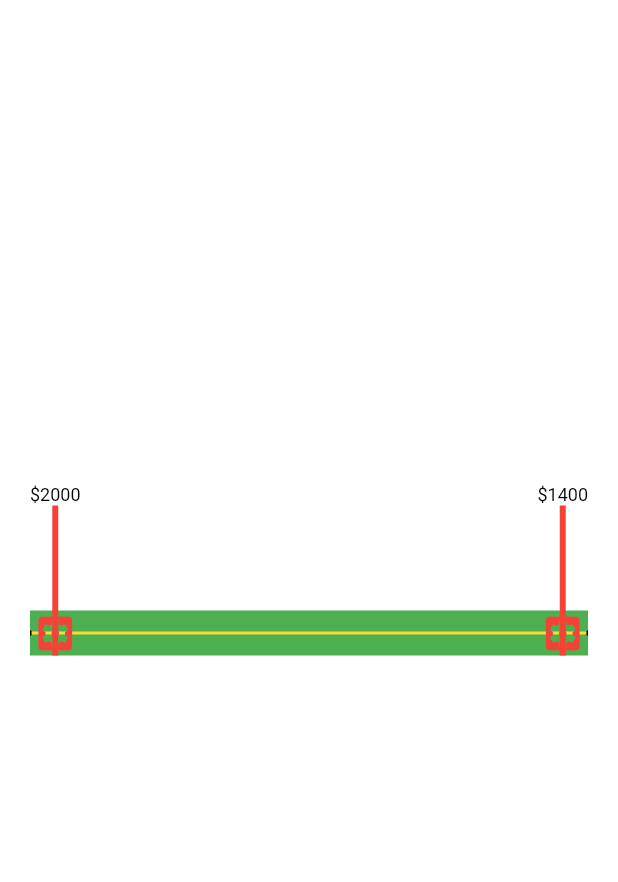
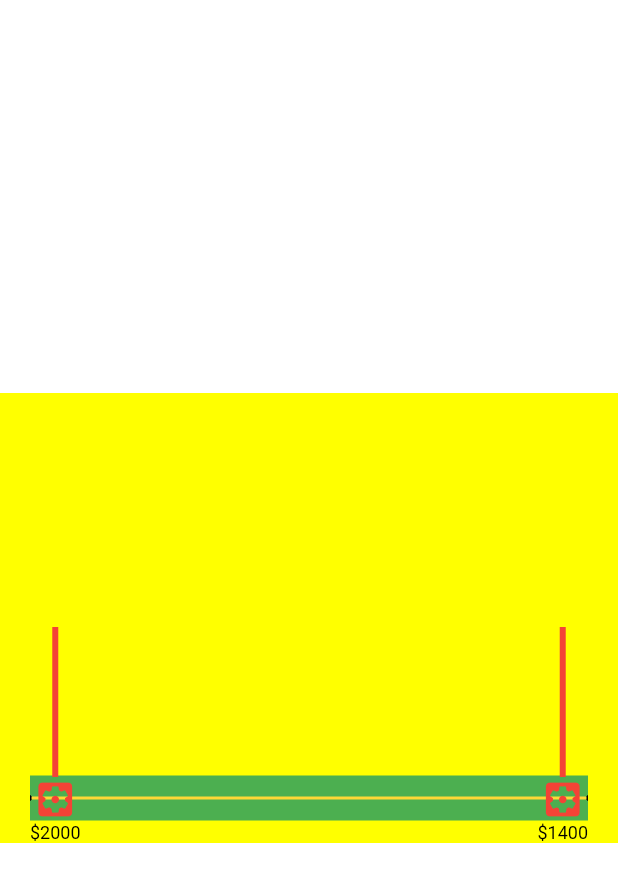
Before and after one commit to bladeofgod/mock_airbnb_price_picker, a Flutter app: the screen it shows after launch, after a tap on "combine demo ( price slider)", on a phone screen of 412 x 824 dp. Shown: the top 882 px of the screen. Run offline on Flutter 3.47's test engine with Material 2 defaults, Android fonts, the phone set to English and light mode, and no system bars.

Commit message:
all done

```diff
--- a/lib/combine_demo/own_demo/price_slider/price_slier_widget.dart
+++ b/lib/combine_demo/own_demo/price_slider/price_slier_widget.dart
@@ -31,6 +31,9 @@ class PriceSliderWidget extends StatefulWidget{
   double rootWidth,
           rootHeight = 300;
 
+  //滑块监听 目前参数暂定为 : param1 : 是否滑动  param2 : 当前index
+  Function rightSlidListener,leftSlidListener;
+
 
 
 
@@ -62,6 +65,10 @@ class PriceSliderWidgetState extends State<PriceSliderWidget> {
   int _leftImageCurrentIndex = 0; // 左边选中的价格索引
   int _rightImageCurrentIndex = 0; // 右边选中的价格索引
 
+  //是否拖动中
+  bool isLeftDragging = false;
+  bool isRightDragging = false;
+
   @override
   void initState() {
     // TODO: implement initState
@@ -83,18 +90,25 @@ class PriceSliderWidgetState extends State<PriceSliderWidget> {
           mainAxisAlignment: MainAxisAlignment.center,
           children: <Widget>[
             //_priceRangeBlock(),
-            SizedBox(height: 10,),
+            //SizedBox(height: 10,),
             //_priceBlock(_leftPrice, _rightPrice),
-            SizedBox(height: 10,),
+            //SizedBox(height: 10,),
             /// x轴 +  左右滑块
-            Stack(
+            Container(
+              height: 300,
+              color: Colors.yellowAccent,
+              child: Stack(
                 alignment: AlignmentDirectional.bottomStart,
                 overflow: Overflow.visible,
                 children: <Widget>[
-                _lineBlock(context, screenWidth),
+                  Positioned(
+                    bottom: 15,
+                    child: _lineBlock(context, screenWidth),
+                  ),
                   _leftImageBlock(context, screenWidth),
                   _rightImageBlock(context, screenWidth),
                 ],
+              ),
             ),
           ],
         ),
@@ -128,18 +142,21 @@ class PriceSliderWidgetState extends State<PriceSliderWidget> {
             Column(
               crossAxisAlignment: CrossAxisAlignment.center,
               children: <Widget>[
-                Text("$_leftPrice",style: TextStyle(fontSize: 12,color: Colors.black),),
+                Visibility(
+                  visible: isLeftDragging,
+                  child: Text("$_leftPrice",style: TextStyle(fontSize: 12,color: Colors.black),),
+                ),
+
                 Container(
                   width: 4,
                   height: 100,
                   color: Colors.red,
                 ),
-              ],
-            ),
                 GestureDetector(
                   child: _imageItem(),
                   //水平方向移动
                   onHorizontalDragUpdate: (DragUpdateDetails details) {
+                    isLeftDragging = true;
                     print('拖拽中');
                     if(_leftImageMargin < 20) {//处理左边边界
                       _leftImageMargin = 20;
@@ -152,9 +169,24 @@ class PriceSliderWidgetState extends State<PriceSliderWidget> {
                       _leftImageMargin += details.delta.dx;
                       _leftBlackLineW = _leftImageMargin-20 >= 0 ? _leftImageMargin-20 : 2;
                     }
+
+                    double _leftImageMarginFlag = _leftImageMargin;
+                    print('拖拽结束');
+                    //刷新上方的 price indicator
+                    for(int i = 0; i< widget.list.length;i++){
+                      if(_leftImageMarginFlag < singleW * (0.5 + i)){
+                        _leftPrice = widget.list[i].x;
+                        _leftImageCurrentIndex = i;
+                        break;
+                      }
+                    }
                     setState(() {});// 刷新UI
+                    if(widget.leftSlidListener != null){
+                      widget.leftSlidListener(true,_leftImageCurrentIndex);
+                    }
                   },
                   onHorizontalDragEnd: (DragEndDetails details) {
+                    isLeftDragging = false;
                     double singleW = (screenWidth-40)/segmentPart;
                     double _leftImageMarginFlag = _leftImageMargin;
                     print('拖拽结束');
@@ -172,43 +204,24 @@ class PriceSliderWidgetState extends State<PriceSliderWidget> {
                         break;
                       }
                     }
-//            if(_leftImageMarginFlag <singleW/2) {
-//              _leftImageMargin = 20;
-//              _leftBlackLineW = 2;
-//              _leftImageCurrentIndex = 0;
-//              _leftPrice = '¥0';
-//            } else if (_leftImageMarginFlag <singleW*1.5) {
-//              _leftImageMargin = singleW+5;
-//              _leftBlackLineW = _leftImageMargin;
-//              _leftImageCurrentIndex = 1;
-//              _leftPrice = '¥200';
-//            } else if (_leftImageMarginFlag < singleW*2.5) {
-//              _leftImageMargin = singleW*2+5;
-//              _leftBlackLineW = _leftImageMargin;
-//              _leftImageCurrentIndex = 2;
-//              _leftPrice = '¥300';
-//            } else if (_leftImageMarginFlag < singleW*3.5) {
-//              _leftImageMargin = singleW*3+5;
-//              _leftBlackLineW = _leftImageMargin;
-//              _leftImageCurrentIndex = 3;
-//              _leftPrice = '¥400';
-//            } else if (_leftImageMarginFlag < singleW*4.5) {
-//              _leftImageMargin = singleW*4+5;
-//              _leftBlackLineW = _leftImageMargin;
-//              _leftImageCurrentIndex = 4;
-//              _leftPrice = '¥500';
-//            } else if (_leftImageMarginFlag < singleW*5.5) {
-//              _leftImageMargin = singleW*5+5;
-//              _leftBlackLineW = _leftImageMargin;
-//              _leftImageCurrentIndex = 5;
-//              _leftPrice = '¥600';
-//            } else {
-//
-//            }
+
                     print('选中第$_leftImageCurrentIndex个');
                     setState(() {});// 刷新UI
+
+                    if(widget.leftSlidListener != null){
+                      widget.leftSlidListener(false,_leftImageCurrentIndex);
+                    }
                   },
                 ),
+
+                Visibility(
+                  visible:  ! isLeftDragging,
+                  child: Text("$_leftPrice",style: TextStyle(fontSize: 12,color: Colors.black),),
+                ),
+
+              ],
+            ),
+
           ],
         ),
     );
@@ -230,18 +243,21 @@ class PriceSliderWidgetState extends State<PriceSliderWidget> {
           Column(
             crossAxisAlignment: CrossAxisAlignment.center,
             children: <Widget>[
-              Text("$_rightPrice",style: TextStyle(fontSize: 12,color: Colors.black),),
+              Visibility(
+                visible: isRightDragging,
+                child: Text("$_rightPrice",style: TextStyle(fontSize: 12,color: Colors.black),),
+              ),
+
               Container(
                 width: 4,
                 height: 100,
                 color: Colors.red,
               ),
-            ],
-          ),
               GestureDetector(
                 child: _imageItem(),
                 //水平方向移动
                 onHorizontalDragUpdate: (DragUpdateDetails details) {
+                  isRightDragging = true;
                   print(_rightImageMargin);
                   if(_rightImageMargin < 20) {//处理右边边界
                     _rightImageMargin = 20;
@@ -253,9 +269,23 @@ class PriceSliderWidgetState extends State<PriceSliderWidget> {
                     _rightImageMargin -= details.delta.dx;
                     _rightBlackLineW = _rightImageMargin-20 >= 0 ? _rightImageMargin-20 : 2;
                   }
+                  //double singleW = (screenWidth-40)/segmentPart;
+                  double _rightImageMarginFlag = _rightImageMargin;
+                  print('拖拽结束');
+                  for(int i = 0; i< widget.list.length;i++){
+                    if(_rightImageMarginFlag < singleW * (0.5 + i)){
+                      _rightPrice = widget.list[(widget.list.length - 1) -i].x;
+                      _rightImageCurrentIndex = i;
+                      break;
+                    }
+                  }
                   setState(() {}); // 刷新UI
+                  if(widget.rightSlidListener != null){
+                    widget.rightSlidListener(true,_rightImageCurrentIndex);
+                  }
                 },
                 onHorizontalDragEnd: (DragEndDetails details){
+                  isRightDragging = false;
                   double singleW = (screenWidth-40)/segmentPart;
                   double _rightImageMarginFlag = _rightImageMargin;
                   print('拖拽结束');
@@ -273,41 +303,21 @@ class PriceSliderWidgetState extends State<PriceSliderWidget> {
                       break;
                     }
                   }
-//          if(_rightImageMarginFlag <singleW/2) {
-//            _rightImageMargin = 20;
-//            _rightBlackLineW = 2;
-//            _rightImageCurrentIndex = 0;
-//            _rightPrice = '不限';
-//          } else if (_rightImageMarginFlag <singleW*1.5) {
-//            _rightImageMargin = singleW+5;
-//            _rightBlackLineW = _rightImageMargin;
-//            _rightImageCurrentIndex = 1;
-//            _rightPrice = '¥600';
-//          } else if (_rightImageMarginFlag < singleW*2.5) {
-//            _rightImageMargin = singleW*2+5;
-//            _rightBlackLineW = _rightImageMargin;
-//            _rightImageCurrentIndex = 2;
-//            _rightPrice = '¥500';
-//          } else if (_rightImageMarginFlag < singleW*3.5) {
-//            _rightImageMargin = singleW*3+5;
-//            _rightBlackLineW = _rightImageMargin;
-//            _rightImageCurrentIndex = 3;
-//            _rightPrice = '¥400';
-//          } else if (_rightImageMarginFlag < singleW*4.5) {
-//            _rightImageMargin = singleW*4+5;
-//            _rightBlackLineW = _rightImageMargin;
-//            _rightImageCurrentIndex = 4;
-//            _rightPrice = '¥300';
-//          } else if (_rightImageMarginFlag < singleW*5.5) {
-//            _rightImageMargin = singleW*5+5;
-//            _rightBlackLineW = _rightImageMargin;
-//            _rightImageCurrentIndex = 5;
-//            _rightPrice = '¥200';
-//          }
                   print('选中第$_rightImageCurrentIndex个');
                   setState(() {});// 刷新UI
+
+                  if(widget.rightSlidListener != null){
+                    widget.rightSlidListener(false,_rightImageCurrentIndex);
+                  }
                 },
               ),
+              Visibility(
+                visible: ! isRightDragging,
+                child: Text("$_rightPrice",style: TextStyle(fontSize: 12,color: Colors.black),),
+              ),
+            ],
+          ),
+
         ],
       ),
     );
```
Lines whose indentation alone changed are shown as unchanged.
